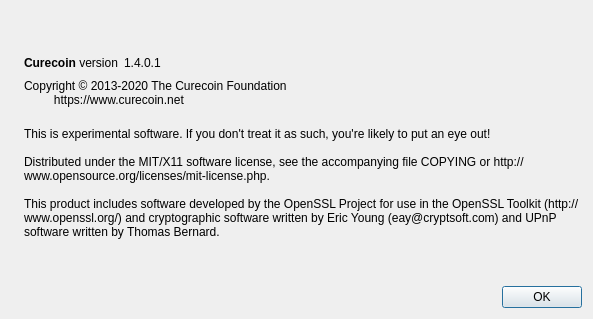
Above: src/qt/forms/aboutdialog.ui from cygnusxi/CurecoinSource before the change. Below: the same form after it.
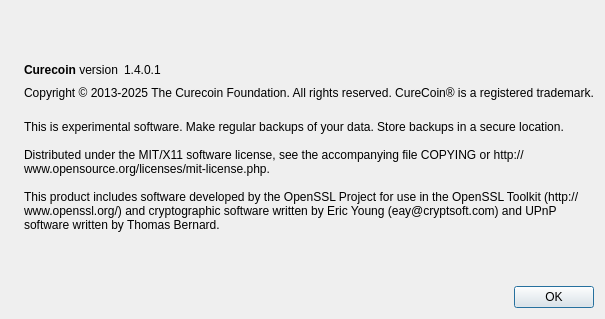
That is the form after the change. Icons and pictures are not drawn.

Commit message: updates to dialog and copyright  / TM

```diff
--- a/src/qt/forms/aboutdialog.ui
+++ b/src/qt/forms/aboutdialog.ui
@@ -91,8 +91,7 @@
         <cursorShape>IBeamCursor</cursorShape>
        </property>
        <property name="text">
-        <string>Copyright © 2013-2020 The Curecoin Foundation
-         https://www.curecoin.net</string>
+        <string>Copyright © 2013-2025 The Curecoin Foundation. All rights reserved. CureCoin® is a registered trademark.</string>
        </property>
        <property name="textInteractionFlags">
         <set>Qt::LinksAccessibleByMouse|Qt::TextSelectableByKeyboard|Qt::TextSelectableByMouse</set>
@@ -106,7 +105,7 @@
        </property>
        <property name="text">
         <string>
-This is experimental software. If you don't treat it as such, you're likely to put an eye out!
+This is experimental software. Make regular backups of your data. Store backups in a secure location. 
 
 Distributed under the MIT/X11 software license, see the accompanying file COPYING or http://www.opensource.org/licenses/mit-license.php.
 
```
The commit also changes 57 other files.
